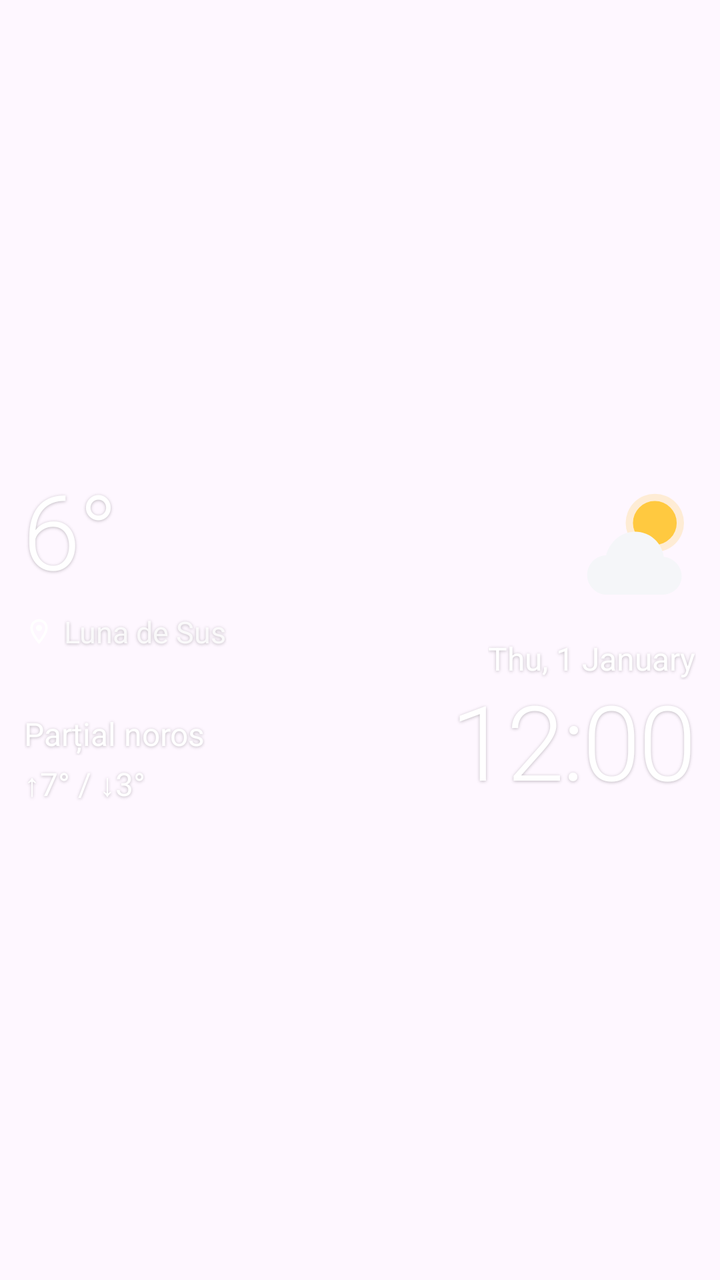
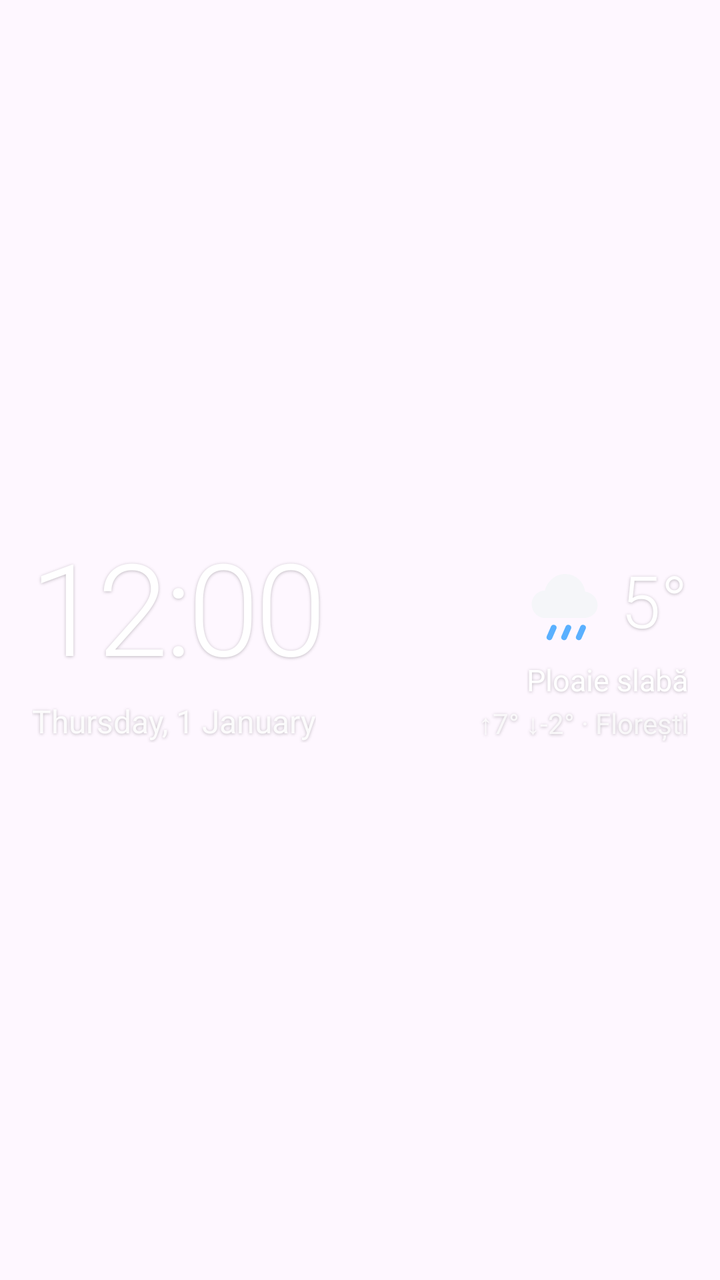

Two renders of the same Android screen: before a commit and after it. Below are the layout's source before the change and the commit's diff.
<!-- AndroidManifest.xml: application theme Theme.Nagenda -->
<!-- res/layout/widget_clockonly_preview.xml -->
<?xml version="1.0" encoding="utf-8"?>
<FrameLayout xmlns:android="http://schemas.android.com/apk/res/android"
    android:id="@android:id/background"
    android:layout_width="match_parent"
    android:layout_height="match_parent">

    <LinearLayout
        android:id="@+id/top"
        android:layout_width="match_parent"
        android:layout_height="wrap_content"
        android:layout_gravity="center_vertical"
        android:orientation="horizontal"
        android:paddingStart="12dp"
        android:paddingEnd="12dp">

        
        <LinearLayout
            android:id="@+id/wx_block"
            android:layout_width="0dp"
            android:layout_height="wrap_content"
            android:layout_weight="1"
            android:orientation="vertical">

            <TextView
                android:id="@+id/wx_temp"
                android:layout_width="wrap_content"
                android:layout_height="wrap_content"
                android:fontFamily="sans-serif-light"
                android:includeFontPadding="false"
                android:letterSpacing="-0.02"
                android:text="6°"
                android:textColor="#FFFFFFFF"
                android:textSize="52dp"
                android:shadowColor="#40000000" android:shadowDy="1" android:shadowRadius="4" />

            <LinearLayout
                android:layout_width="wrap_content"
                android:layout_height="wrap_content"
                android:layout_marginTop="8dp"
                android:gravity="center_vertical"
                android:orientation="horizontal">

                <ImageView
                    android:id="@+id/wx_pin"
                    android:layout_width="15dp"
                    android:layout_height="15dp"
                    android:src="@drawable/ic_pin_outline"
                    android:tint="#D9FFFFFF"
                    android:importantForAccessibility="no" />

                <TextView
                    android:id="@+id/wx_place"
                android:text="Luna de Sus"
                    android:layout_width="wrap_content"
                    android:layout_height="wrap_content"
                    android:layout_marginStart="5dp"
                    android:ellipsize="end"
                    android:maxLines="1"
                    android:textColor="#D9FFFFFF"
                    android:textSize="15dp"
                    android:shadowColor="#40000000" android:shadowDy="1" android:shadowRadius="4" />
            </LinearLayout>

            <TextView
                android:id="@+id/wx_cond"
                android:text="Parțial noros"
                android:layout_width="wrap_content"
                android:layout_height="wrap_content"
                android:layout_marginTop="30dp"
                android:ellipsize="end"
                android:maxLines="1"
                android:textColor="#FFFFFFFF"
                android:textSize="16dp"
                android:shadowColor="#40000000" android:shadowDy="1" android:shadowRadius="4" />

            <TextView
                android:id="@+id/wx_hilo"
                android:text="↑7° / ↓3°"
                android:layout_width="wrap_content"
                android:layout_height="wrap_content"
                android:layout_marginTop="3dp"
                android:textColor="#FFFFFFFF"
                android:textSize="16dp"
                android:shadowColor="#40000000" android:shadowDy="1" android:shadowRadius="4" />
        </LinearLayout>

        <LinearLayout
            android:layout_width="wrap_content"
            android:layout_height="match_parent"
            android:gravity="end"
            android:orientation="vertical">

            <ImageView
                android:id="@+id/wx_icon"
                android:layout_width="70dp"
                android:layout_height="70dp"
                android:layout_marginEnd="-6dp"
                android:src="@drawable/wx_partly_day"
                android:importantForAccessibility="no" />

            <FrameLayout
                android:layout_width="1dp"
                android:layout_height="0dp"
                android:layout_weight="1" />

            
            <LinearLayout
                android:id="@+id/clock_block"
                android:layout_width="wrap_content"
                android:layout_height="wrap_content"
                android:gravity="end"
                android:orientation="vertical">

                <TextClock
                    android:id="@+id/clock_date"
                    android:layout_width="wrap_content"
                    android:layout_height="wrap_content"
                    android:format12Hour="EEE, d MMMM"
                    android:format24Hour="EEE, d MMMM"
                    android:textColor="#FFFFFFFF"
                    android:textSize="16dp"
                    android:shadowColor="#40000000" android:shadowDy="1" android:shadowRadius="4" />

                <TextClock
                    android:id="@+id/clock_time"
                    android:layout_width="wrap_content"
                    android:layout_height="wrap_content"
                    android:layout_marginTop="2dp"
                    android:fontFamily="sans-serif-light"
                    android:format12Hour="h:mm"
                    android:format24Hour="HH:mm"
                    android:includeFontPadding="false"
                    android:letterSpacing="-0.02"
                    android:textColor="#FFFFFFFF"
                    android:textSize="52dp"
                    android:shadowColor="#40000000" android:shadowDy="1" android:shadowRadius="4" />
            </LinearLayout>
        </LinearLayout>
    </LinearLayout>
</FrameLayout>
<!-- resources referenced by this layout -->
<resources>
  <!-- drawable ic_pin_outline (drawable) -->
  <vector xmlns:android="http://schemas.android.com/apk/res/android"
      android:width="24dp" android:height="24dp" android:viewportWidth="24" android:viewportHeight="24">
      <path android:fillColor="#FFFFFFFF" android:pathData="M12,2C8.13,2 5,5.13 5,9c0,5.25 7,13 7,13s7,-7.75 7,-13c0,-3.87 -3.13,-7 -7,-7zM7,9c0,-2.76 2.24,-5 5,-5s5,2.24 5,5c0,2.88 -2.88,7.19 -5,9.88C9.92,16.21 7,11.85 7,9zM12,6.5a2.5,2.5 0 1 0 0,5a2.5,2.5 0 1 0 0,-5z" />
  </vector>
  <!-- drawable wx_partly_day (drawable) -->
  <vector xmlns:android="http://schemas.android.com/apk/res/android"
      android:width="48dp" android:height="48dp" android:viewportWidth="48" android:viewportHeight="48">
      <path android:fillColor="#38FFC940" android:pathData="M20,17a10,10 0 1 0 20,0a10,10 0 1 0 -20,0z" />
      <path android:fillColor="#FFFFC940" android:pathData="M22.5,17a7.5,7.5 0 1 0 15.0,0a7.5,7.5 0 1 0 -15.0,0z" />
      <group android:translateX="1.3999999999999995" android:translateY="7.3999999999999995" android:scaleX="0.9" android:scaleY="0.9"><path android:fillColor="#FFF5F6F9" android:pathData="M13.5,38C9.4,38 6,34.6 6,30.5s3.2,-7.4 7.2,-7.5C14.6,17.8 19,14 24.3,14c5.6,0 10.2,4.2 10.9,9.6 3.8,0.4 6.8,3.6 6.8,7.4 0,4.1 -3.4,7 -7.5,7z" /></group>
  </vector>
  <style name="Theme.Nagenda" parent="Theme.Material3.DayNight.NoActionBar">
          <item name="colorPrimary">@color/brand</item>
          <item name="android:statusBarColor">@android:color/transparent</item>
          <item name="android:navigationBarColor">@android:color/transparent</item>
          <item name="android:windowLightStatusBar">true</item>
      </style>
  <color name="brand">#FF6C5CE7</color>
</resources>

<!-- the commit's change to res/layout/widget_clockonly_preview.xml (unified diff, before → after) -->
@@ -9,132 +9,104 @@
         android:layout_width="match_parent"
         android:layout_height="wrap_content"
         android:layout_gravity="center_vertical"
+        android:gravity="bottom"
         android:orientation="horizontal"
-        android:paddingStart="12dp"
-        android:paddingEnd="12dp">
+        android:paddingStart="16dp"
+        android:paddingEnd="16dp">
 
         
         <LinearLayout
-            android:id="@+id/wx_block"
+            android:id="@+id/clock_block"
             android:layout_width="0dp"
             android:layout_height="wrap_content"
             android:layout_weight="1"
             android:orientation="vertical">
 
-            <TextView
-                android:id="@+id/wx_temp"
+            <TextClock
+                android:id="@+id/clock_time"
                 android:layout_width="wrap_content"
                 android:layout_height="wrap_content"
                 android:fontFamily="sans-serif-light"
+                android:format12Hour="h:mm"
+                android:format24Hour="HH:mm"
                 android:includeFontPadding="false"
-                android:letterSpacing="-0.02"
-                android:text="6°"
+                android:letterSpacing="-0.03"
                 android:textColor="#FFFFFFFF"
-                android:textSize="52dp"
+                android:textSize="64dp"
                 android:shadowColor="#40000000" android:shadowDy="1" android:shadowRadius="4" />
+
+            <TextClock
+                android:id="@+id/clock_date"
+                android:layout_width="wrap_content"
+                android:layout_height="wrap_content"
+                android:layout_marginTop="6dp"
+                android:ellipsize="end"
+                android:format12Hour="EEEE, d MMMM"
+                android:format24Hour="EEEE, d MMMM"
+                android:maxLines="1"
+                android:textColor="#E6FFFFFF"
+                android:textSize="16dp"
+                android:shadowColor="#40000000" android:shadowDy="1" android:shadowRadius="4" />
+        </LinearLayout>
+
+        
+        <LinearLayout
+            android:id="@+id/wx_block"
+            android:layout_width="wrap_content"
+            android:layout_height="wrap_content"
+            android:layout_marginStart="12dp"
+            android:gravity="end"
+            android:orientation="vertical">
 
             <LinearLayout
                 android:layout_width="wrap_content"
                 android:layout_height="wrap_content"
-                android:layout_marginTop="8dp"
                 android:gravity="center_vertical"
                 android:orientation="horizontal">
 
                 <ImageView
-                    android:id="@+id/wx_pin"
-                    android:layout_width="15dp"
-                    android:layout_height="15dp"
-                    android:src="@drawable/ic_pin_outline"
-                    android:tint="#D9FFFFFF"
+                    android:id="@+id/wx_icon"
+                    android:layout_width="44dp"
+                    android:layout_height="44dp"
+                    android:src="@drawable/wx_rain"
                     android:importantForAccessibility="no" />
 
                 <TextView
-                    android:id="@+id/wx_place"
-                android:text="Luna de Sus"
+                    android:id="@+id/wx_temp"
                     android:layout_width="wrap_content"
                     android:layout_height="wrap_content"
-                    android:layout_marginStart="5dp"
-                    android:ellipsize="end"
-                    android:maxLines="1"
-                    android:textColor="#D9FFFFFF"
-                    android:textSize="15dp"
+                    android:layout_marginStart="6dp"
+                    android:fontFamily="sans-serif-light"
+                    android:includeFontPadding="false"
+                    android:text="5°"
+                    android:textColor="#FFFFFFFF"
+                    android:textSize="36dp"
                     android:shadowColor="#40000000" android:shadowDy="1" android:shadowRadius="4" />
             </LinearLayout>
 
             <TextView
                 android:id="@+id/wx_cond"
-                android:text="Parțial noros"
+                android:text="Ploaie slabă"
                 android:layout_width="wrap_content"
                 android:layout_height="wrap_content"
-                android:layout_marginTop="30dp"
+                android:layout_marginTop="6dp"
                 android:ellipsize="end"
                 android:maxLines="1"
                 android:textColor="#FFFFFFFF"
-                android:textSize="16dp"
+                android:textSize="15dp"
                 android:shadowColor="#40000000" android:shadowDy="1" android:shadowRadius="4" />
 
             <TextView
                 android:id="@+id/wx_hilo"
-                android:text="↑7° / ↓3°"
+                android:text="↑7° ↓-2° · Florești"
                 android:layout_width="wrap_content"
                 android:layout_height="wrap_content"
-                android:layout_marginTop="3dp"
-                android:textColor="#FFFFFFFF"
-                android:textSize="16dp"
+                android:layout_marginTop="2dp"
+                android:ellipsize="end"
+                android:maxLines="1"
+                android:textColor="#CCFFFFFF"
+                android:textSize="14dp"
                 android:shadowColor="#40000000" android:shadowDy="1" android:shadowRadius="4" />
-        </LinearLayout>
-
-        <LinearLayout
-            android:layout_width="wrap_content"
-            android:layout_height="match_parent"
-            android:gravity="end"
-            android:orientation="vertical">
-
-            <ImageView
-                android:id="@+id/wx_icon"
-                android:layout_width="70dp"
-                android:layout_height="70dp"
-                android:layout_marginEnd="-6dp"
-                android:src="@drawable/wx_partly_day"
-                android:importantForAccessibility="no" />
-
-            <FrameLayout
-                android:layout_width="1dp"
-                android:layout_height="0dp"
-                android:layout_weight="1" />
-
-            
-            <LinearLayout
-                android:id="@+id/clock_block"
-                android:layout_width="wrap_content"
-                android:layout_height="wrap_content"
-                android:gravity="end"
-                android:orientation="vertical">
-
-                <TextClock
-                    android:id="@+id/clock_date"
-                    android:layout_width="wrap_content"
-                    android:layout_height="wrap_content"
-                    android:format12Hour="EEE, d MMMM"
-                    android:format24Hour="EEE, d MMMM"
-                    android:textColor="#FFFFFFFF"
-                    android:textSize="16dp"
-                    android:shadowColor="#40000000" android:shadowDy="1" android:shadowRadius="4" />
-
-                <TextClock
-                    android:id="@+id/clock_time"
-                    android:layout_width="wrap_content"
-                    android:layout_height="wrap_content"
-                    android:layout_marginTop="2dp"
-                    android:fontFamily="sans-serif-light"
-                    android:format12Hour="h:mm"
-                    android:format24Hour="HH:mm"
-                    android:includeFontPadding="false"
-                    android:letterSpacing="-0.02"
-                    android:textColor="#FFFFFFFF"
-                    android:textSize="52dp"
-                    android:shadowColor="#40000000" android:shadowDy="1" android:shadowRadius="4" />
-            </LinearLayout>
         </LinearLayout>
     </LinearLayout>
 </FrameLayout>
<!-- resource entries referenced after the edit -->
@@ -1,16 +1,10 @@
 <!-- resources referenced by this layout -->
 <resources>
-  <!-- drawable ic_pin_outline (drawable) -->
-  <vector xmlns:android="http://schemas.android.com/apk/res/android"
-      android:width="24dp" android:height="24dp" android:viewportWidth="24" android:viewportHeight="24">
-      <path android:fillColor="#FFFFFFFF" android:pathData="M12,2C8.13,2 5,5.13 5,9c0,5.25 7,13 7,13s7,-7.75 7,-13c0,-3.87 -3.13,-7 -7,-7zM7,9c0,-2.76 2.24,-5 5,-5s5,2.24 5,5c0,2.88 -2.88,7.19 -5,9.88C9.92,16.21 7,11.85 7,9zM12,6.5a2.5,2.5 0 1 0 0,5a2.5,2.5 0 1 0 0,-5z" />
-  </vector>
-  <!-- drawable wx_partly_day (drawable) -->
+  <!-- drawable wx_rain (drawable) -->
   <vector xmlns:android="http://schemas.android.com/apk/res/android"
       android:width="48dp" android:height="48dp" android:viewportWidth="48" android:viewportHeight="48">
-      <path android:fillColor="#38FFC940" android:pathData="M20,17a10,10 0 1 0 20,0a10,10 0 1 0 -20,0z" />
-      <path android:fillColor="#FFFFC940" android:pathData="M22.5,17a7.5,7.5 0 1 0 15.0,0a7.5,7.5 0 1 0 -15.0,0z" />
-      <group android:translateX="1.3999999999999995" android:translateY="7.3999999999999995" android:scaleX="0.9" android:scaleY="0.9"><path android:fillColor="#FFF5F6F9" android:pathData="M13.5,38C9.4,38 6,34.6 6,30.5s3.2,-7.4 7.2,-7.5C14.6,17.8 19,14 24.3,14c5.6,0 10.2,4.2 10.9,9.6 3.8,0.4 6.8,3.6 6.8,7.4 0,4.1 -3.4,7 -7.5,7z" /></group>
+      <group android:translateX="0" android:translateY="-6" android:scaleX="1" android:scaleY="1"><path android:fillColor="#FFF5F6F9" android:pathData="M13.5,38C9.4,38 6,34.6 6,30.5s3.2,-7.4 7.2,-7.5C14.6,17.8 19,14 24.3,14c5.6,0 10.2,4.2 10.9,9.6 3.8,0.4 6.8,3.6 6.8,7.4 0,4.1 -3.4,7 -7.5,7z" /></group>
+      <path android:fillColor="#FF5AB0FF" android:pathData="M16.6,36.5l-2.4,5.5a1.6,1.6 0 0 0 2.9,1.3l2.4,-5.5a1.6,1.6 0 0 0 -2.9,-1.3zM24.6,36.5l-2.4,5.5a1.6,1.6 0 0 0 2.9,1.3l2.4,-5.5a1.6,1.6 0 0 0 -2.9,-1.3zM32.6,36.5l-2.4,5.5a1.6,1.6 0 0 0 2.9,1.3l2.4,-5.5a1.6,1.6 0 0 0 -2.9,-1.3z" />
   </vector>
   <style name="Theme.Nagenda" parent="Theme.Material3.DayNight.NoActionBar">
           <item name="colorPrimary">@color/brand</item>
